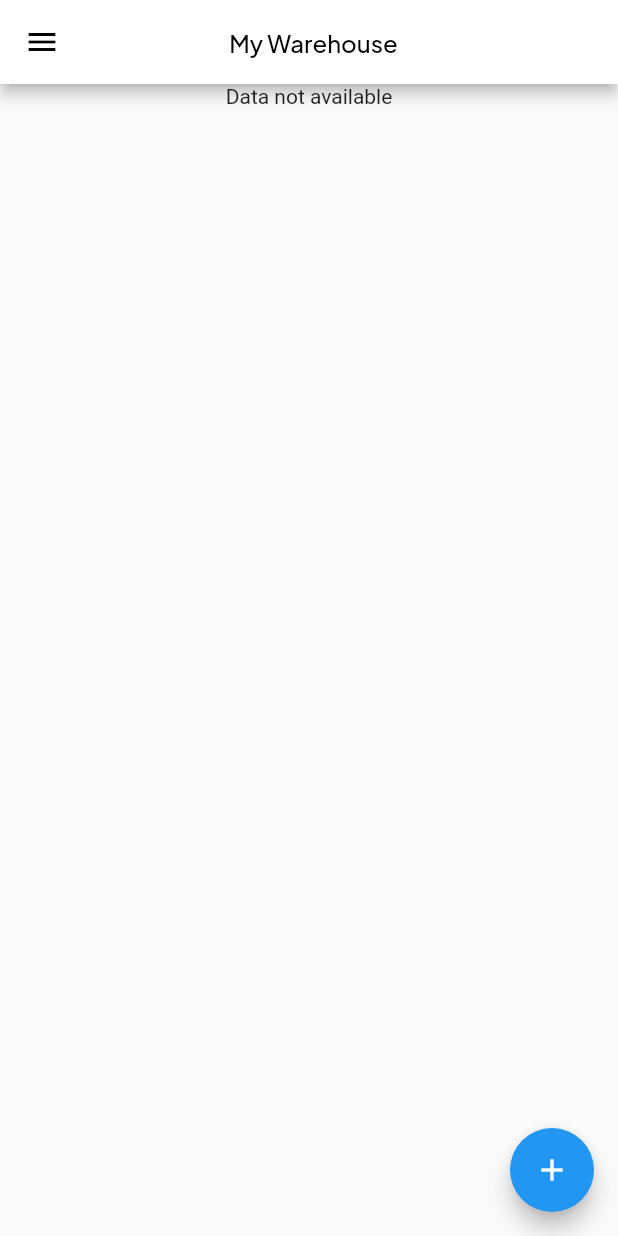
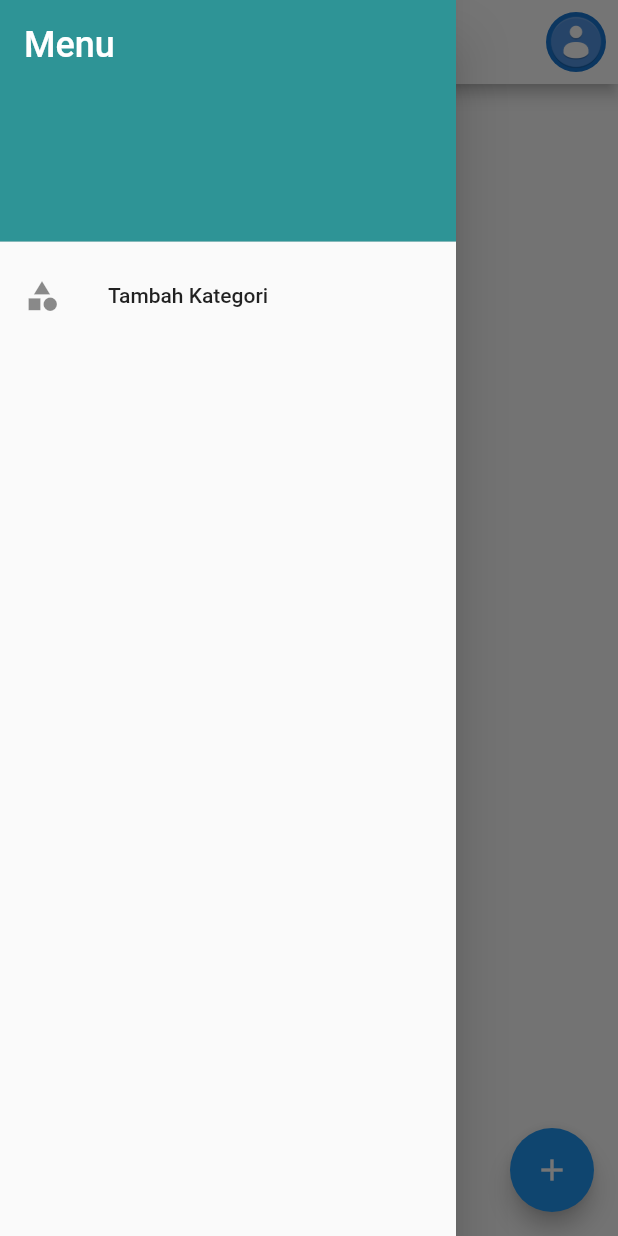
Before and after one commit to alfaalexx/warebox_seller, a Flutter app: the MyWarehousePage screen opened directly, with the side drawer open (before the commit the screen has no drawer), on a phone screen of 412 x 824 dp. Run offline on Flutter 3.47's test engine with Material 2 defaults, Android fonts, the phone set to English and light mode, and no system bars; our stand-ins replace cloud_firestore, firebase_auth, firebase_core, firebase_storage, font_awesome_flutter, google_fonts and 1 more; accounts and stored records are empty.

Commit message:
add category feature

```diff
--- a/lib/pages/auth/sign_up_page.dart
+++ b/lib/pages/auth/sign_up_page.dart
@@ -47,7 +47,7 @@ class _RegisterPageState extends State<RegisterPage> {
         'uid': userCredential.user!.uid,
         'name': _name,
         'email': _email,
-        'isAdmin': false,
+        'isAdmin': true,
       });
 
       // Beralih ke halaman login (atau tindakan yang sesuai).
--- a/lib/pages/warehouse/warehouse_page.dart
+++ b/lib/pages/warehouse/warehouse_page.dart
@@ -1,9 +1,13 @@
 import 'package:cloud_firestore/cloud_firestore.dart';
 import 'package:flutter/material.dart';
+import 'package:warebox_seller/pages/category/add_category_screen.dart';
+import 'package:warebox_seller/pages/category/category_screen.dart';
 import 'package:warebox_seller/pages/warehouse/add_warehouse_page.dart';
 import 'package:warebox_seller/utils/custom_themes.dart';
 import 'package:font_awesome_flutter/font_awesome_flutter.dart';
 import 'package:google_fonts/google_fonts.dart';
+
+import '../profile/edit_profile_page.dart';
 
 class MyWarehousePage extends StatefulWidget {
   const MyWarehousePage({super.key});
@@ -18,33 +22,67 @@ class _MyWarehousePageState extends State<MyWarehousePage> {
     return Scaffold(
       appBar: AppBar(
         backgroundColor: Colors.white,
-        automaticallyImplyLeading: true,
-        leading: Align(
-          alignment: const AlignmentDirectional(0.00, 0.00),
-          child: IconButton(
-            icon: const Icon(
-              Icons.menu,
-              color: Colors.black,
-              size: 24,
-            ),
-            onPressed: () {},
-          ),
+        centerTitle: true,
+        title: Text(
+          'My Warehouse',
+          style: GoogleFonts.plusJakartaSans(
+              fontSize: 16, fontWeight: FontWeight.w500, color: Colors.black),
         ),
-        title: Align(
-          alignment: const AlignmentDirectional(0.00, 0.00),
-          child: Padding(
-            padding: const EdgeInsetsDirectional.fromSTEB(0, 0, 50, 0),
-            child: Text(
-              'My Warehouse',
-              textAlign: TextAlign.start,
-              style: GoogleFonts.plusJakartaSans(
-                  fontSize: 16,
-                  fontWeight: FontWeight.w500,
-                  color: Colors.black),
+        iconTheme: IconThemeData(color: Colors.black),
+        actions: <Widget>[
+          Padding(
+            padding: const EdgeInsets.all(8.0),
+            child: InkWell(
+              onTap: () {
+                Navigator.push(
+                  context,
+                  MaterialPageRoute(
+                    builder: (context) => EditProfilePage(),
+                  ),
+                );
+              },
+              borderRadius: BorderRadius.circular(25.0),
+              child: CircleAvatar(
+                backgroundImage: AssetImage('assets/images/defaultAvatar.png'),
+                radius: 20.0,
+              ),
             ),
           ),
+        ],
+      ),
+
+      drawer: Drawer(
+        child: ListView(
+          padding: EdgeInsets.zero,
+          children: <Widget>[
+            DrawerHeader(
+              decoration: BoxDecoration(
+                color: Color(0xFF2E9496),
+              ),
+              child: Text(
+                'Menu',
+                style: TextStyle(
+                  fontSize: 24,
+                  color: Colors.white,
+                ),
+              ),
+            ),
+            ListTile(
+              leading: Icon(Icons.category),
+              title: Text('Tambah Kategori'),
+              onTap: () {
+                Navigator.push(
+                  context,
+                  MaterialPageRoute(
+                    builder: (context) => CategoriesScreen(),
+                  ),
+                );
+              },
+            ),
+          ],
         ),
       ),
+
       body: SingleChildScrollView(
         child: StreamBuilder<QuerySnapshot>(
           stream:
--- a/pubspec.yaml
+++ b/pubspec.yaml
@@ -43,7 +43,7 @@ dependencies:
   google_fonts: ^6.1.0
   cloud_firestore: ^4.9.3
   get: ^4.6.6
-  image_picker: ^1.0.4
+  image_picker: ^0.8.7+5
   firebase_storage: ^11.3.1
   cached_network_image: ^3.3.0
 
```
Also changed, not shown: lib/model/category_model.dart (added, +24 -0 lines), lib/pages/category/add_category_screen.dart (added, +236 -0 lines), lib/pages/category/category_screen.dart (added, +110 -0 lines), lib/pages/warehouse/add_warehouse_page.dart (+17 -2 lines), pubspec.lock.
